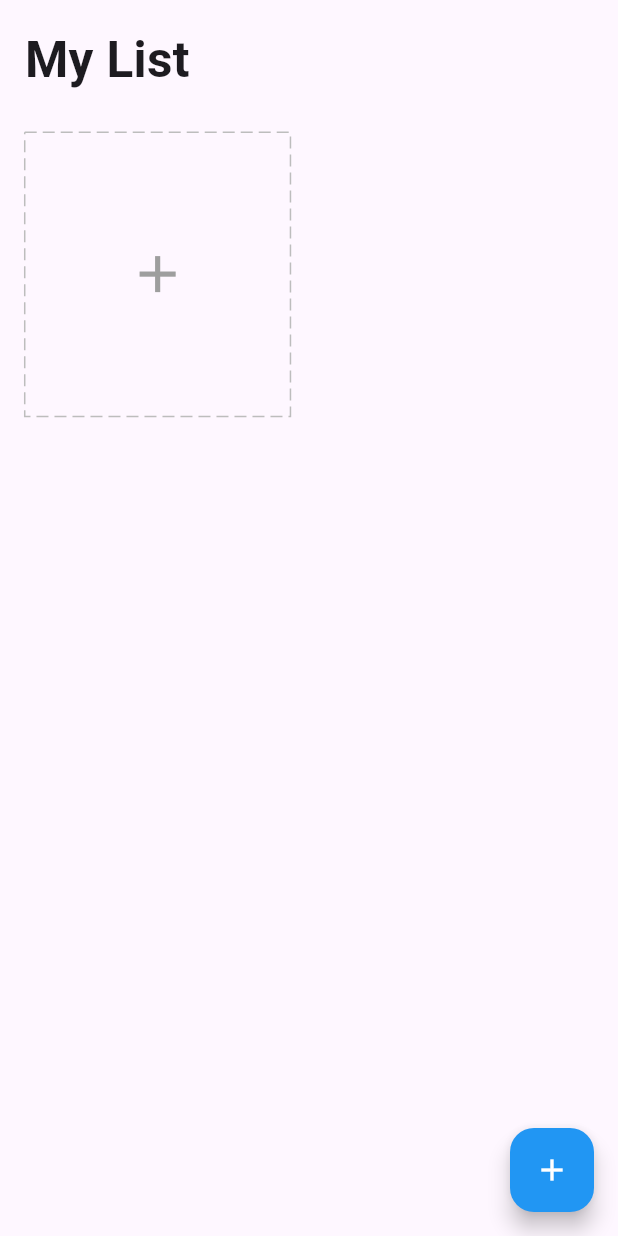
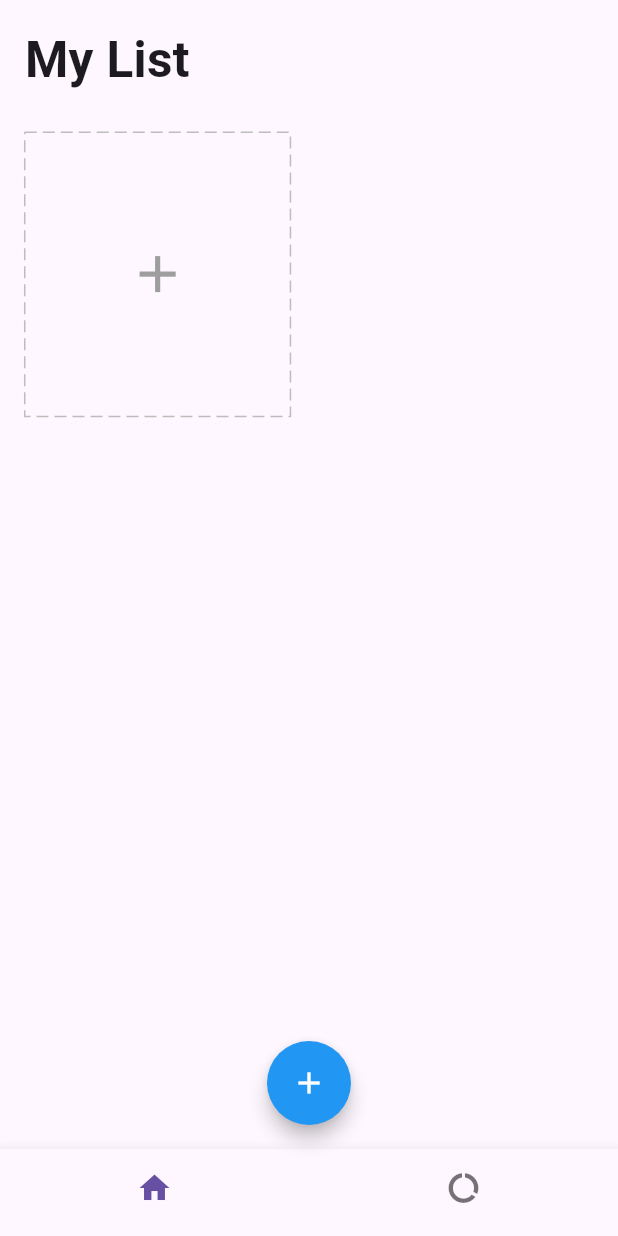
Before and after one commit to Iamdheeraj22/task_todo, a Flutter app: the screen it shows after launch, on a phone screen of 412 x 824 dp. Run offline on Flutter 3.47's test engine with Material 3 defaults, Android fonts, the phone set to English and light mode, and no system bars; drawn by our look-alikes of dotted_border; our stand-ins replace equatable, flutter_easyloading, get, get_storage, step_progress_indicator.

Commit message:
feat : design bottom-navigation for show different tabs(Home and Report details)

```diff
--- a/lib/app/modules/home/home_page.dart
+++ b/lib/app/modules/home/home_page.dart
@@ -7,6 +7,7 @@ import 'package:task_todo/app/modules/home/home_controller.dart';
 import 'package:task_todo/app/modules/home/widgets/add_card_view.dart';
 import 'package:task_todo/app/modules/home/widgets/add_todo_dialog.dart';
 import 'package:task_todo/app/modules/home/widgets/task_card_view.dart';
+import 'package:task_todo/app/modules/report/report_details_page.dart';
 
 class HomePage extends GetView<HomeController> {
   const HomePage({super.key});
@@ -14,7 +15,9 @@ class HomePage extends GetView<HomeController> {
   @override
   Widget build(BuildContext context) {
     return Scaffold(
-      body: SafeArea(
+      body: Obx(
+        () => IndexedStack(index: controller.tabIndex.value, children: [
+          SafeArea(
             child: ListView(
               padding: EdgeInsets.all(4.0.wp),
               children: [
@@ -56,13 +59,22 @@ class HomePage extends GetView<HomeController> {
                       AddCardView(),
                     ],
                   ),
-            )
+                ),
               ],
             ),
           ),
+          ReportDetailsPage()
+        ]),
+      ),
+      floatingActionButtonLocation: FloatingActionButtonLocation.centerFloat,
       floatingActionButton: DragTarget<Task>(
         builder: (_, __, ___) => Obx(
           () => FloatingActionButton(
+            elevation: 5,
+            enableFeedback: true,
+            shape: RoundedRectangleBorder(
+              borderRadius: BorderRadius.circular(100.0),
+            ),
             backgroundColor:
                 controller.deleting.value ? Colors.red : Colors.blue,
             onPressed: () {
@@ -83,6 +95,27 @@ class HomePage extends GetView<HomeController> {
           EasyLoading.showSuccess('Delete Success');
         },
       ),
+      bottomNavigationBar: Theme(
+        data: ThemeData(
+            splashColor: Colors.transparent,
+            highlightColor: Colors.transparent),
+        child: Obx(
+          () => BottomNavigationBar(
+            showSelectedLabels: false,
+            showUnselectedLabels: false,
+            currentIndex: controller.tabIndex.value,
+            onTap: (v) {
+              controller.changeTabIndex(v);
+            },
+            type: BottomNavigationBarType.fixed,
+            items: const [
+              BottomNavigationBarItem(icon: Icon(Icons.home), label: 'Home'),
+              BottomNavigationBarItem(
+                  icon: Icon(Icons.data_usage), label: 'Report')
+            ],
+          ),
+        ),
+      ),
     );
   }
 }
```
Lines whose indentation alone changed are shown as unchanged.
